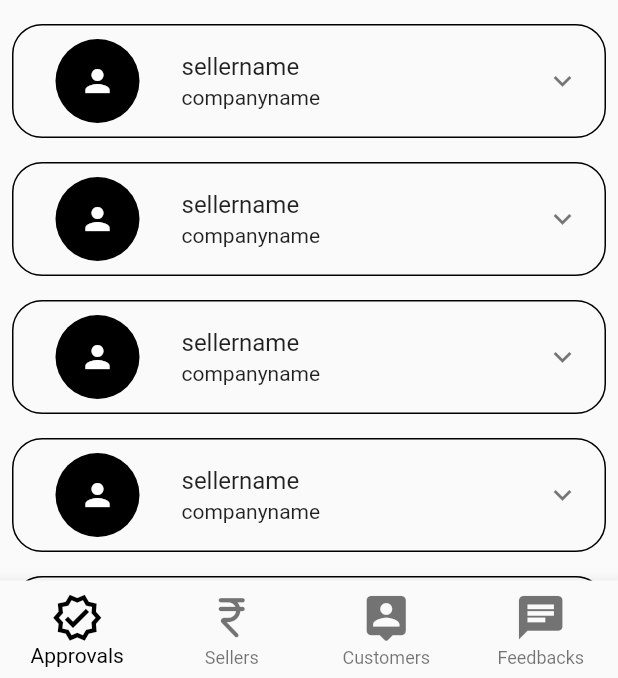
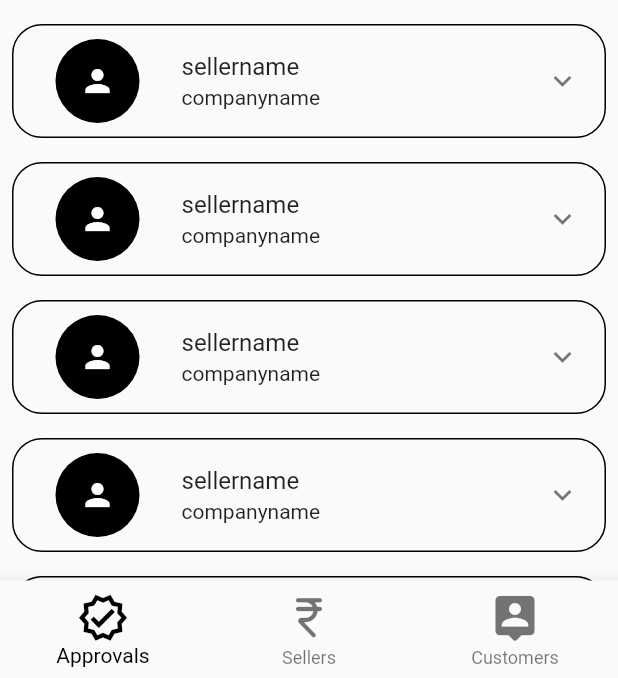
Before and after one commit to hishamarshadc/directrade, a Flutter app: the AdminHomePage screen opened by its route, after a tap on "sellername", on a phone screen of 412 x 824 dp, the part 558-1236 px from its top. Run offline on Flutter 3.47's test engine with Material 2 defaults, Android fonts, the phone set to English and light mode, and no system bars; our stand-ins replace grouped_list.

Commit message:
Admin pages added

```diff
--- a/lib/presentation/admin/screens/admin_home.dart
+++ b/lib/presentation/admin/screens/admin_home.dart
@@ -1,8 +1,7 @@
 import 'package:flutter/material.dart';
-import 'package:sample_project/presentation/admin/screens/admin_feedbacks/admin_feedback.dart';
 import 'package:sample_project/presentation/admin/screens/approvals/seller_approval.dart';
-import 'package:sample_project/presentation/admin/screens/view_customers/view_customers.dart';
-import 'package:sample_project/presentation/admin/screens/view_sellers/view_sellers.dart';
+import 'package:sample_project/presentation/admin/screens/view_users/view_customers/view_customers.dart';
+import 'package:sample_project/presentation/admin/screens/view_users/view_sellers/view_sellers.dart';
 
 class AdminHomePage extends StatefulWidget {
   const AdminHomePage({super.key});
@@ -15,8 +14,7 @@ class _AdminHomePageState extends State<AdminHomePage> {
   final pages = [
     SellerApprovalPage(),
     ViewSellersPage(),
-    ViewCustPage(),
-    AdminFeedbackPage()
+    ViewCustPage()
   ];
 
   int selectedIndex = 0;
@@ -64,10 +62,6 @@ class _AdminHomePageState extends State<AdminHomePage> {
               icon: Icon(Icons.person_pin_rounded, size: 35),
               label: 'Customers',
             ),
-            BottomNavigationBarItem(
-              icon: Icon(Icons.chat, size: 35),
-              label: 'Feedbacks',
-            )
           ],
           currentIndex: selectedIndex,
           onTap: (value) {
```
Also changed, not shown: lib/presentation/admin/screens/view_users/view_customers/view_customers.dart (added, +16 -0 lines), lib/presentation/admin/screens/view_users/view_sellers/view_sellers.dart (added, +18 -0 lines).
